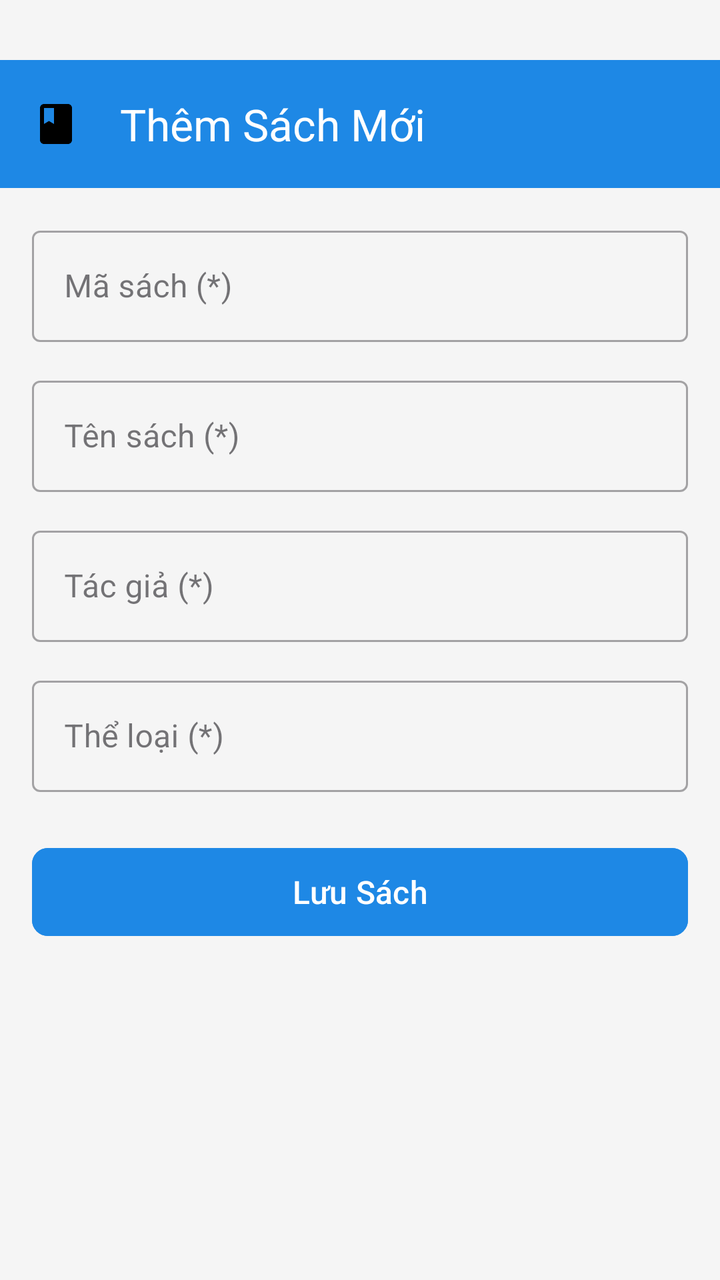
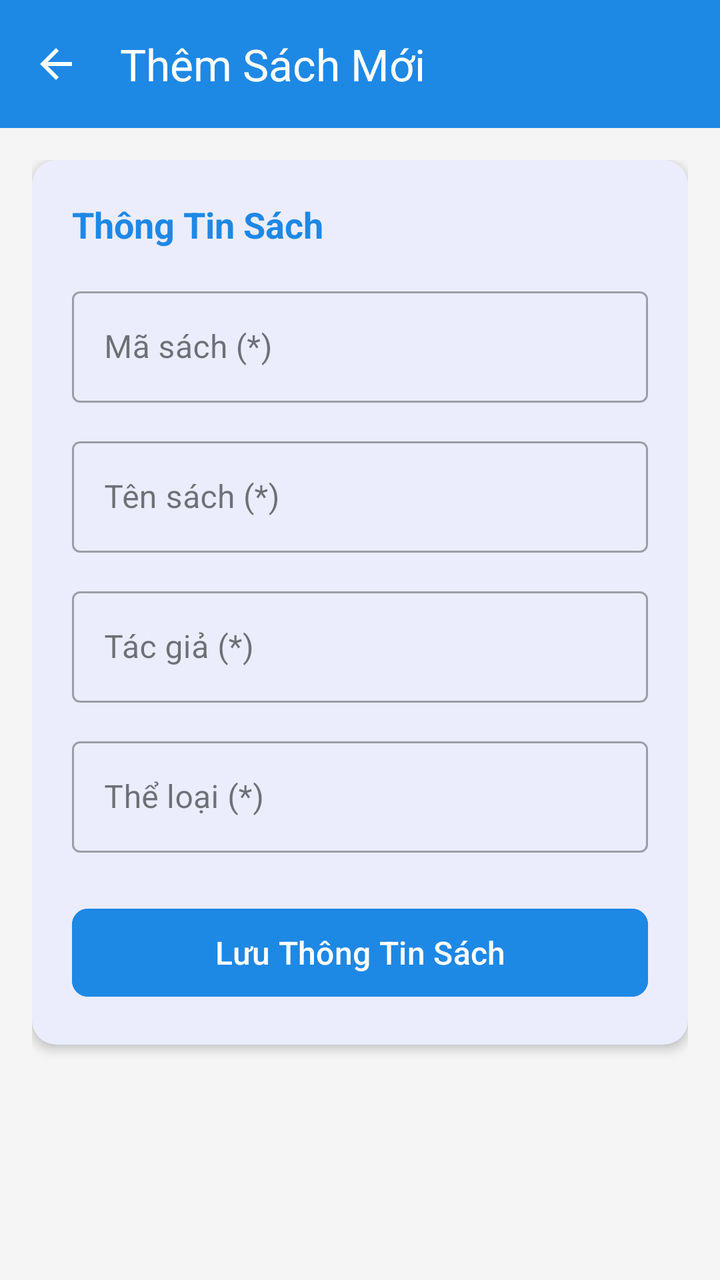

Before-and-after screenshots of an Android layout around one commit, followed by the original layout XML and the change that was made.
<!-- AndroidManifest.xml: application theme Theme.Ktgk -->
<!-- res/layout/activity_add_edit_book.xml -->
<?xml version="1.0" encoding="utf-8"?>
<LinearLayout xmlns:android="http://schemas.android.com/apk/res/android"
    xmlns:app="http://schemas.android.com/apk/res-auto"
    android:id="@+id/mainAddEdit"
    android:layout_width="match_parent"
    android:layout_height="match_parent"
    android:background="@color/bg_light"
    android:orientation="vertical">

    
    <com.google.android.material.appbar.MaterialToolbar
        android:id="@+id/toolbarAddEditBook"
        android:layout_width="match_parent"
        android:layout_height="wrap_content"
        android:background="@color/primary"
        app:navigationIcon="@drawable/ic_book"
        app:title="Thêm Sách Mới"
        app:titleTextColor="@color/white"
        android:layout_marginTop="30dp"/>

    <ScrollView
        android:layout_width="match_parent"
        android:layout_height="match_parent"
        android:padding="16dp">

        <LinearLayout
            android:layout_width="match_parent"
            android:layout_height="wrap_content"
            android:orientation="vertical">

            
            <com.google.android.material.textfield.TextInputLayout
                style="@style/Widget.MaterialComponents.TextInputLayout.OutlinedBox"
                android:layout_width="match_parent"
                android:layout_height="wrap_content"
                android:layout_marginBottom="14dp"
                android:hint="Mã sách (*)">

                <com.google.android.material.textfield.TextInputEditText
                    android:id="@+id/etBookCode"
                    android:layout_width="match_parent"
                    android:layout_height="wrap_content"
                    android:inputType="textCapCharacters" />

            </com.google.android.material.textfield.TextInputLayout>

            
            <com.google.android.material.textfield.TextInputLayout
                style="@style/Widget.MaterialComponents.TextInputLayout.OutlinedBox"
                android:layout_width="match_parent"
                android:layout_height="wrap_content"
                android:layout_marginBottom="14dp"
                android:hint="Tên sách (*)">

                <com.google.android.material.textfield.TextInputEditText
                    android:id="@+id/etBookTitle"
                    android:layout_width="match_parent"
                    android:layout_height="wrap_content"
                    android:inputType="textCapWords" />

            </com.google.android.material.textfield.TextInputLayout>

            
            <com.google.android.material.textfield.TextInputLayout
                style="@style/Widget.MaterialComponents.TextInputLayout.OutlinedBox"
                android:layout_width="match_parent"
                android:layout_height="wrap_content"
                android:layout_marginBottom="14dp"
                android:hint="Tác giả (*)">

                <com.google.android.material.textfield.TextInputEditText
                    android:id="@+id/etBookAuthor"
                    android:layout_width="match_parent"
                    android:layout_height="wrap_content"
                    android:inputType="textCapWords" />

            </com.google.android.material.textfield.TextInputLayout>

            
            <com.google.android.material.textfield.TextInputLayout
                style="@style/Widget.MaterialComponents.TextInputLayout.OutlinedBox"
                android:layout_width="match_parent"
                android:layout_height="wrap_content"
                android:layout_marginBottom="24dp"
                android:hint="Thể loại (*)">

                <com.google.android.material.textfield.TextInputEditText
                    android:id="@+id/etBookCategory"
                    android:layout_width="match_parent"
                    android:layout_height="wrap_content"
                    android:inputType="textCapWords" />

            </com.google.android.material.textfield.TextInputLayout>

            
            <com.google.android.material.button.MaterialButton
                android:id="@+id/btnSaveBook"
                android:layout_width="match_parent"
                android:layout_height="52dp"
                android:backgroundTint="@color/primary"
                android:text="Lưu Sách"
                android:textColor="@color/white"
                android:textSize="16sp"
                app:cornerRadius="8dp" />

        </LinearLayout>

    </ScrollView>

</LinearLayout>
<!-- resources referenced by this layout -->
<resources>
  <color name="bg_light">#F5F5F5</color>
  <color name="primary">#1E88E5</color>
  <color name="white">#FFFFFFFF</color>
  <!-- drawable ic_book (drawable) -->
  <vector xmlns:android="http://schemas.android.com/apk/res/android"
      android:width="24dp"
      android:height="24dp"
      android:viewportWidth="24"
      android:viewportHeight="24">
    <path
        android:fillColor="#FF000000"
        android:pathData="M18,2H6C4.9,2 4,2.9 4,4v16c0,1.1 0.9,2 2,2h12c1.1,0 2,-0.9 2,-2V4C20,2.9 19.1,2 18,2zM6,4h5v8l-2.5,-1.5L6,12V4z"/>
  </vector>
  <style name="Theme.Ktgk" parent="Base.Theme.Ktgk" />
  <style name="Base.Theme.Ktgk" parent="Theme.Material3.Light.NoActionBar">
          
          <item name="colorPrimary">@color/primary</item>
          <item name="colorPrimaryVariant">@color/primary_dark</item>
          <item name="colorOnPrimary">@color/white</item>
          <item name="android:windowBackground">@color/bg_light</item>
          <item name="android:statusBarColor">@color/primary_dark</item>
      </style>
  <color name="primary_dark">#1565C0</color>
</resources>

<!-- the commit's change to res/layout/activity_add_edit_book.xml (unified diff, before → after) -->
@@ -11,97 +11,126 @@
     <com.google.android.material.appbar.MaterialToolbar
         android:id="@+id/toolbarAddEditBook"
         android:layout_width="match_parent"
-        android:layout_height="wrap_content"
+        android:layout_height="?attr/actionBarSize"
         android:background="@color/primary"
-        app:navigationIcon="@drawable/ic_book"
+        app:navigationIcon="@drawable/ic_back"
+        app:navigationIconTint="@color/white"
         app:title="Thêm Sách Mới"
-        app:titleTextColor="@color/white"
-        android:layout_marginTop="30dp"/>
+        app:titleTextColor="@color/white" />
 
     <ScrollView
         android:layout_width="match_parent"
         android:layout_height="match_parent"
-        android:padding="16dp">
+        android:fillViewport="true">
 
         <LinearLayout
             android:layout_width="match_parent"
             android:layout_height="wrap_content"
-            android:orientation="vertical">
+            android:orientation="vertical"
+            android:padding="16dp">
 
-            
-            <com.google.android.material.textfield.TextInputLayout
-                style="@style/Widget.MaterialComponents.TextInputLayout.OutlinedBox"
+            <com.google.android.material.card.MaterialCardView
                 android:layout_width="match_parent"
                 android:layout_height="wrap_content"
-                android:layout_marginBottom="14dp"
-                android:hint="Mã sách (*)">
+                app:cardCornerRadius="12dp"
+                app:cardElevation="3dp"
+                app:strokeWidth="0dp">
 
-                <com.google.android.material.textfield.TextInputEditText
-                    android:id="@+id/etBookCode"
+                <LinearLayout
                     android:layout_width="match_parent"
                     android:layout_height="wrap_content"
-                    android:inputType="textCapCharacters" />
+                    android:orientation="vertical"
+                    android:padding="20dp">
 
-            </com.google.android.material.textfield.TextInputLayout>
+                    <TextView
+                        android:id="@+id/tvFormTitle"
+                        android:layout_width="match_parent"
+                        android:layout_height="wrap_content"
+                        android:layout_marginBottom="16dp"
+                        android:text="Thông Tin Sách"
+                        android:textColor="@color/primary"
+                        android:textSize="18sp"
+                        android:textStyle="bold" />
 
-            
-            <com.google.android.material.textfield.TextInputLayout
-                style="@style/Widget.MaterialComponents.TextInputLayout.OutlinedBox"
-                android:layout_width="match_parent"
-                android:layout_height="wrap_content"
-                android:layout_marginBottom="14dp"
-                android:hint="Tên sách (*)">
+                    
+                    <com.google.android.material.textfield.TextInputLayout
+                        style="@style/Widget.MaterialComponents.TextInputLayout.OutlinedBox"
+                        android:layout_width="match_parent"
+                        android:layout_height="wrap_content"
+                        android:layout_marginBottom="14dp"
+                        android:hint="Mã sách (*)">
 
-                <com.google.android.material.textfield.TextInputEditText
-                    android:id="@+id/etBookTitle"
-                    android:layout_width="match_parent"
-                    android:layout_height="wrap_content"
-                    android:inputType="textCapWords" />
+                        <com.google.android.material.textfield.TextInputEditText
+                            android:id="@+id/etBookCode"
+                            android:layout_width="match_parent"
+                            android:layout_height="wrap_content"
+                            android:inputType="textCapCharacters"
+                            android:maxLines="1" />
 
-            </com.google.android.material.textfield.TextInputLayout>
+                    </com.google.android.material.textfield.TextInputLayout>
 
-            
-            <com.google.android.material.textfield.TextInputLayout
-                style="@style/Widget.MaterialComponents.TextInputLayout.OutlinedBox"
-                android:layout_width="match_parent"
-                android:layout_height="wrap_content"
-                android:layout_marginBottom="14dp"
-                android:hint="Tác giả (*)">
+                    
+                    <com.google.android.material.textfield.TextInputLayout
+                        style="@style/Widget.MaterialComponents.TextInputLayout.OutlinedBox"
+                        android:layout_width="match_parent"
+                        android:layout_height="wrap_content"
+                        android:layout_marginBottom="14dp"
+                        android:hint="Tên sách (*)">
 
-                <com.google.android.material.textfield.TextInputEditText
-                    android:id="@+id/etBookAuthor"
-                    android:layout_width="match_parent"
-                    android:layout_height="wrap_content"
-                    android:inputType="textCapWords" />
+                        <com.google.android.material.textfield.TextInputEditText
+                            android:id="@+id/etBookTitle"
+                            android:layout_width="match_parent"
+                            android:layout_height="wrap_content"
+                            android:inputType="textCapWords" />
 
-            </com.google.android.material.textfield.TextInputLayout>
+                    </com.google.android.material.textfield.TextInputLayout>
 
-            
-            <com.google.android.material.textfield.TextInputLayout
-                style="@style/Widget.MaterialComponents.TextInputLayout.OutlinedBox"
-                android:layout_width="match_parent"
-                android:layout_height="wrap_content"
-                android:layout_marginBottom="24dp"
-                android:hint="Thể loại (*)">
+                    
+                    <com.google.android.material.textfield.TextInputLayout
+                        style="@style/Widget.MaterialComponents.TextInputLayout.OutlinedBox"
+                        android:layout_width="match_parent"
+                        android:layout_height="wrap_content"
+                        android:layout_marginBottom="14dp"
+                        android:hint="Tác giả (*)">
 
-                <com.google.android.material.textfield.TextInputEditText
-                    android:id="@+id/etBookCategory"
-                    android:layout_width="match_parent"
-                    android:layout_height="wrap_content"
-                    android:inputType="textCapWords" />
+                        <com.google.android.material.textfield.TextInputEditText
+                            android:id="@+id/etBookAuthor"
+                            android:layout_width="match_parent"
+                            android:layout_height="wrap_content"
+                            android:inputType="textCapWords" />
 
-            </com.google.android.material.textfield.TextInputLayout>
+                    </com.google.android.material.textfield.TextInputLayout>
 
-            
-            <com.google.android.material.button.MaterialButton
-                android:id="@+id/btnSaveBook"
-                android:layout_width="match_parent"
-                android:layout_height="52dp"
-                android:backgroundTint="@color/primary"
-                android:text="Lưu Sách"
-                android:textColor="@color/white"
-                android:textSize="16sp"
-                app:cornerRadius="8dp" />
+                    
+                    <com.google.android.material.textfield.TextInputLayout
+                        style="@style/Widget.MaterialComponents.TextInputLayout.OutlinedBox"
+                        android:layout_width="match_parent"
+                        android:layout_height="wrap_content"
+                        android:layout_marginBottom="24dp"
+                        android:hint="Thể loại (*)">
+
+                        <com.google.android.material.textfield.TextInputEditText
+                            android:id="@+id/etBookCategory"
+                            android:layout_width="match_parent"
+                            android:layout_height="wrap_content"
+                            android:inputType="textCapWords" />
+
+                    </com.google.android.material.textfield.TextInputLayout>
+
+                    
+                    <com.google.android.material.button.MaterialButton
+                        android:id="@+id/btnSaveBook"
+                        android:layout_width="match_parent"
+                        android:layout_height="52dp"
+                        android:backgroundTint="@color/primary"
+                        android:text="Lưu Thông Tin Sách"
+                        android:textColor="@color/white"
+                        android:textSize="16sp"
+                        app:cornerRadius="8dp" />
+
+                </LinearLayout>
+
+            </com.google.android.material.card.MaterialCardView>
 
         </LinearLayout>
 
<!-- resource entries referenced after the edit -->
@@ -3,15 +3,15 @@
   <color name="bg_light">#F5F5F5</color>
   <color name="primary">#1E88E5</color>
   <color name="white">#FFFFFFFF</color>
-  <!-- drawable ic_book (drawable) -->
+  <!-- drawable ic_back (drawable) -->
   <vector xmlns:android="http://schemas.android.com/apk/res/android"
       android:width="24dp"
       android:height="24dp"
       android:viewportWidth="24"
       android:viewportHeight="24">
     <path
-        android:fillColor="#FF000000"
-        android:pathData="M18,2H6C4.9,2 4,2.9 4,4v16c0,1.1 0.9,2 2,2h12c1.1,0 2,-0.9 2,-2V4C20,2.9 19.1,2 18,2zM6,4h5v8l-2.5,-1.5L6,12V4z"/>
+        android:fillColor="#FFFFFFFF"
+        android:pathData="M20,11H7.83l5.59,-5.59L12,4l-8,8 8,8 1.41,-1.41L7.83,13H20v-2z"/>
   </vector>
   <style name="Theme.Ktgk" parent="Base.Theme.Ktgk" />
   <style name="Base.Theme.Ktgk" parent="Theme.Material3.Light.NoActionBar">
